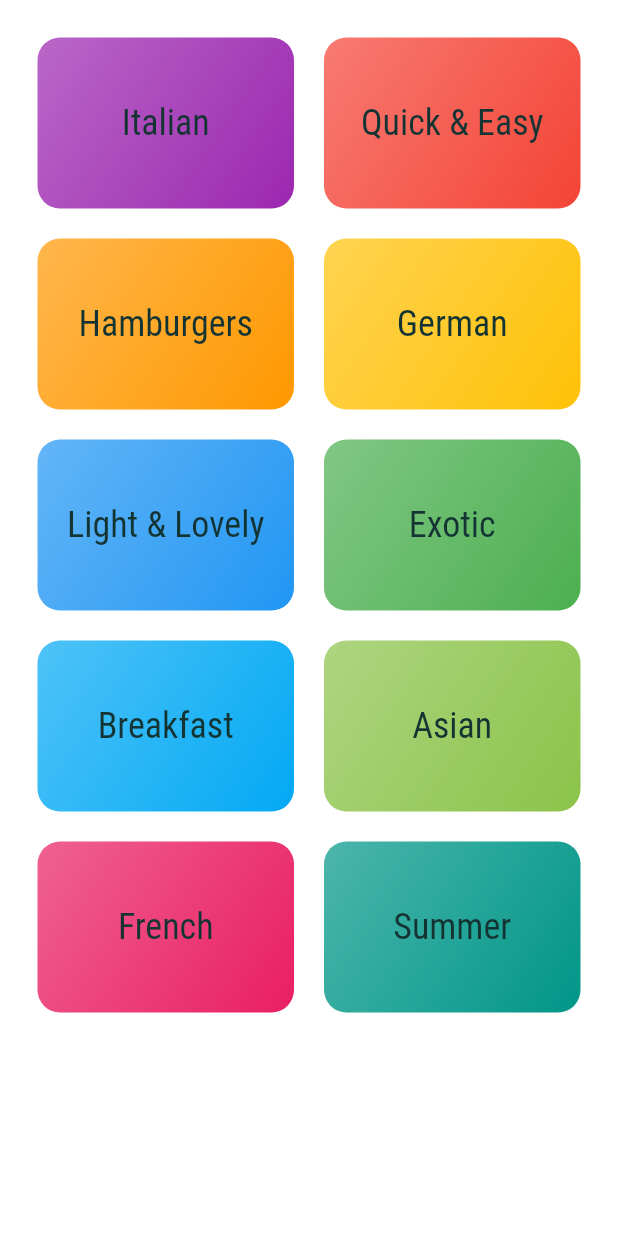
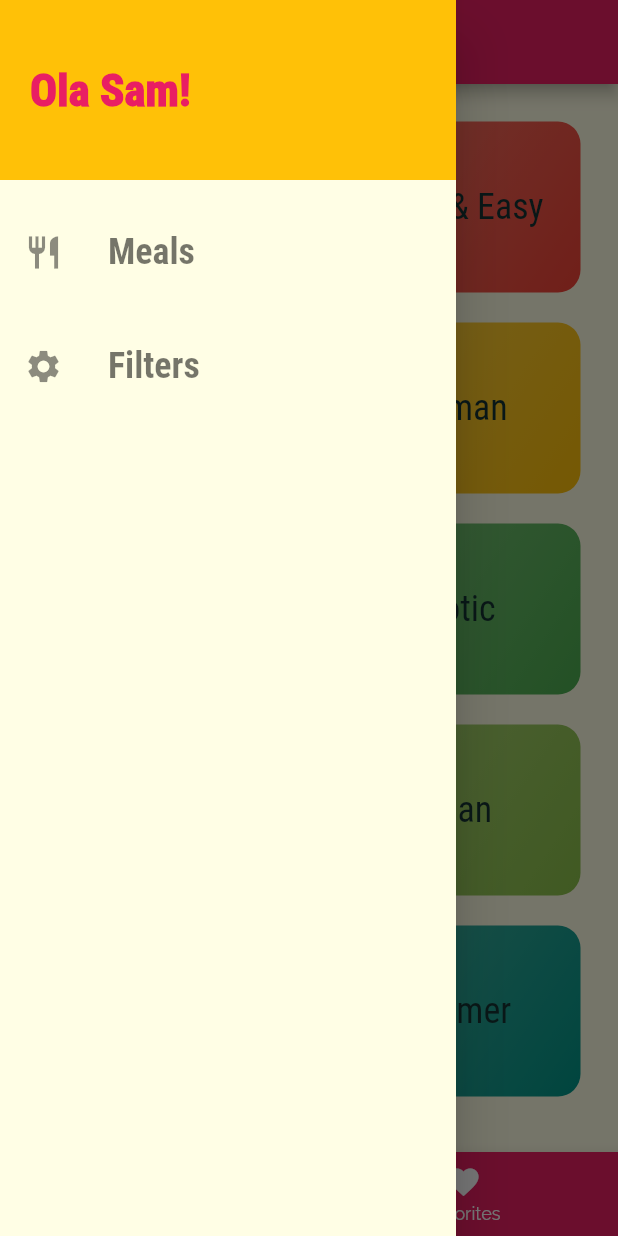
Before and after one commit to Samuel-Bie/daily_meals_flutter_app, a Flutter app: the screen it shows after launch, with the side drawer open (before the commit the screen has no drawer), on a phone screen of 412 x 824 dp. Run offline on Flutter 3.47's test engine with Material 2 defaults, Android fonts, the phone set to English and light mode, and no system bars.

```diff
--- a/lib/main.dart
+++ b/lib/main.dart
@@ -1,4 +1,6 @@
+import 'package:daily_meals/screens/filters_screen.dart';
 import 'package:daily_meals/screens/meal_details_screem.dart';
+import 'package:daily_meals/screens/tabs_screen.dart';
 import 'package:flutter/material.dart';
 
 import 'package:daily_meals/screens/categories_screen.dart';
@@ -33,14 +35,26 @@ class MyApp extends StatelessWidget {
                 fontWeight: FontWeight.bold,
                 color: Color.fromRGBO(20, 51, 51, 1),
               ),
+              headline1: TextStyle(
+                fontSize: 30,
+                fontFamily: 'RobotoCondensed',
+                fontWeight: FontWeight.w900,
+                color: Colors.pink,
+              ),
+              headline2: TextStyle(
+                fontSize: 24,
+                fontFamily: 'RobotoCondensed',
+                fontWeight: FontWeight.bold,
+              ),
             ),
         visualDensity: VisualDensity.adaptivePlatformDensity,
       ),
       initialRoute: '/', // default is '/'
       routes: {
-        '/': (ctx) => CategoriesScreen(),
+        '/': (ctx) => TabsScreen(),
         CategoryMealsScreen.routeName: (ctx) => CategoryMealsScreen(),
         MealDetailsScreen.routeName: (ctx) => MealDetailsScreen(),
+        FiltersScreen.routeName: (ctx) => FiltersScreen(),
       },
       onGenerateRoute: (settings) {
         print(settings.arguments);
--- /dev/null
+++ b/lib/screens/filters_screen.dart
@@ -0,0 +1,23 @@
+import 'package:daily_meals/widgets/main_drawer_widget.dart';
+import 'package:flutter/material.dart';
+
+class FiltersScreen extends StatefulWidget {
+  static const routeName = '/filters';
+
+  @override
+  _FiltersScreenState createState() => _FiltersScreenState();
+}
+
+class _FiltersScreenState extends State<FiltersScreen> {
+  @override
+  Widget build(BuildContext context) {
+    return Scaffold(
+      appBar: AppBar(
+        title: Text('Filters'),
+      ),
+      drawer: MainDrawer(),
+      body: Text('ola'),
+
+    );
+  }
+}
--- a/lib/screens/meal_details_screem.dart
+++ b/lib/screens/meal_details_screem.dart
@@ -60,6 +60,12 @@ class MealDetailsScreen extends StatelessWidget {
           ],
         ),
       ),
+      floatingActionButton: FloatingActionButton(
+        child: Icon(Icons.delete),
+        onPressed: () {
+          Navigator.pop(context, meal);
+        },
+      ),
     );
   }
 
--- /dev/null
+++ b/lib/widgets/main_drawer_widget.dart
@@ -0,0 +1,59 @@
+import 'package:daily_meals/screens/filters_screen.dart';
+import 'package:flutter/material.dart';
+
+class MainDrawer extends StatelessWidget {
+  const MainDrawer({
+    Key key,
+  }) : super(key: key);
+
+  @override
+  Widget build(BuildContext context) {
+    return Drawer(
+      child: Column(
+        children: <Widget>[
+          Container(
+            height: 120,
+            width: double.infinity,
+            padding: EdgeInsets.all(20),
+            alignment: Alignment.centerLeft,
+            color: Theme.of(context).accentColor,
+            child: Text(
+              'Ola Sam!',
+              style: Theme.of(context).textTheme.headline1,
+            ),
+          ),
+          SizedBox(height: 20),
+          buildListTile(
+            context,
+            'Meals',
+            Icon(Icons.restaurant, size: 26),
+            () {
+              Navigator.pushReplacementNamed(context, '/');
+            },
+          ),
+          SizedBox(height: 20),
+          buildListTile(
+            context,
+            'Filters',
+            Icon(Icons.settings, size: 26),
+            () {
+              Navigator.pushReplacementNamed(context, FiltersScreen.routeName);
+            },
+          ),
+        ],
+      ),
+    );
+  }
+
+  ListTile buildListTile(
+      BuildContext context, String text, Icon icon, Function handler) {
+    return ListTile(
+      onTap: handler,
+      leading: icon,
+      title: Text(
+        text,
+        style: Theme.of(context).textTheme.headline2,
+      ),
+    );
+  }
+}
```
Also changed, not shown: lib/screens/category_meals_screen.dart (+38 -8 lines), lib/widgets/meal_item.dart (+6 -1 lines).
